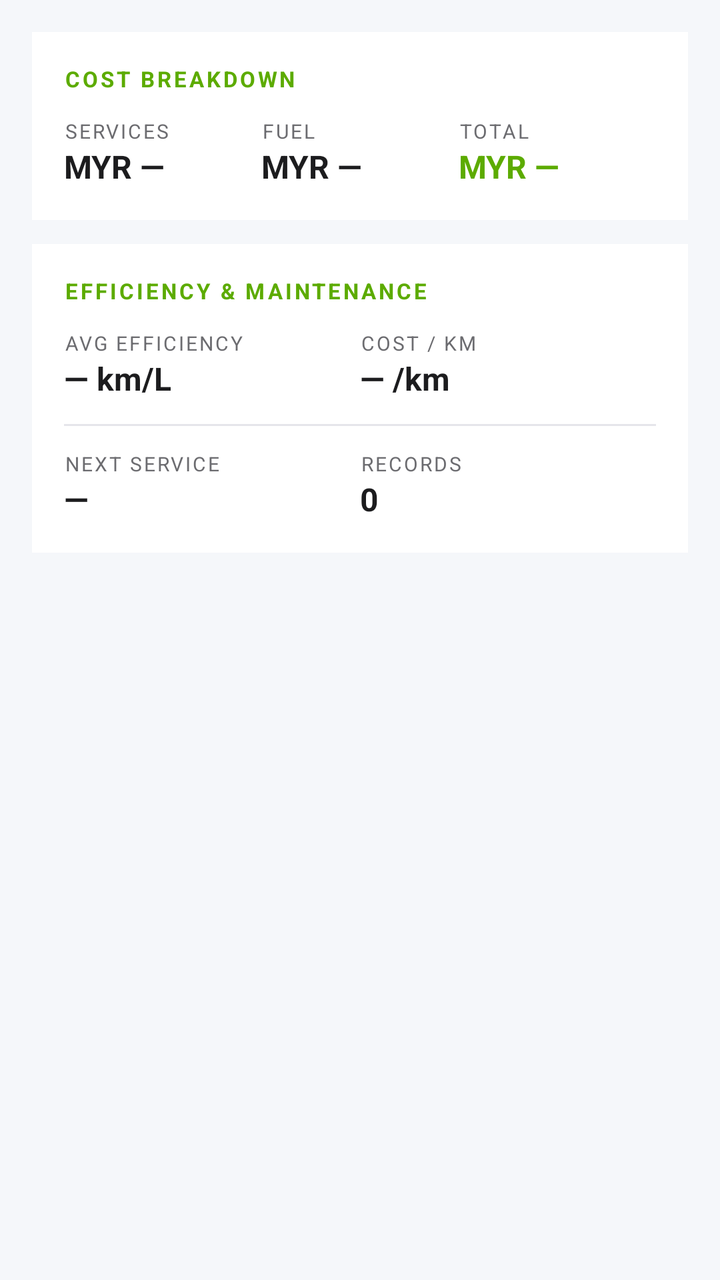
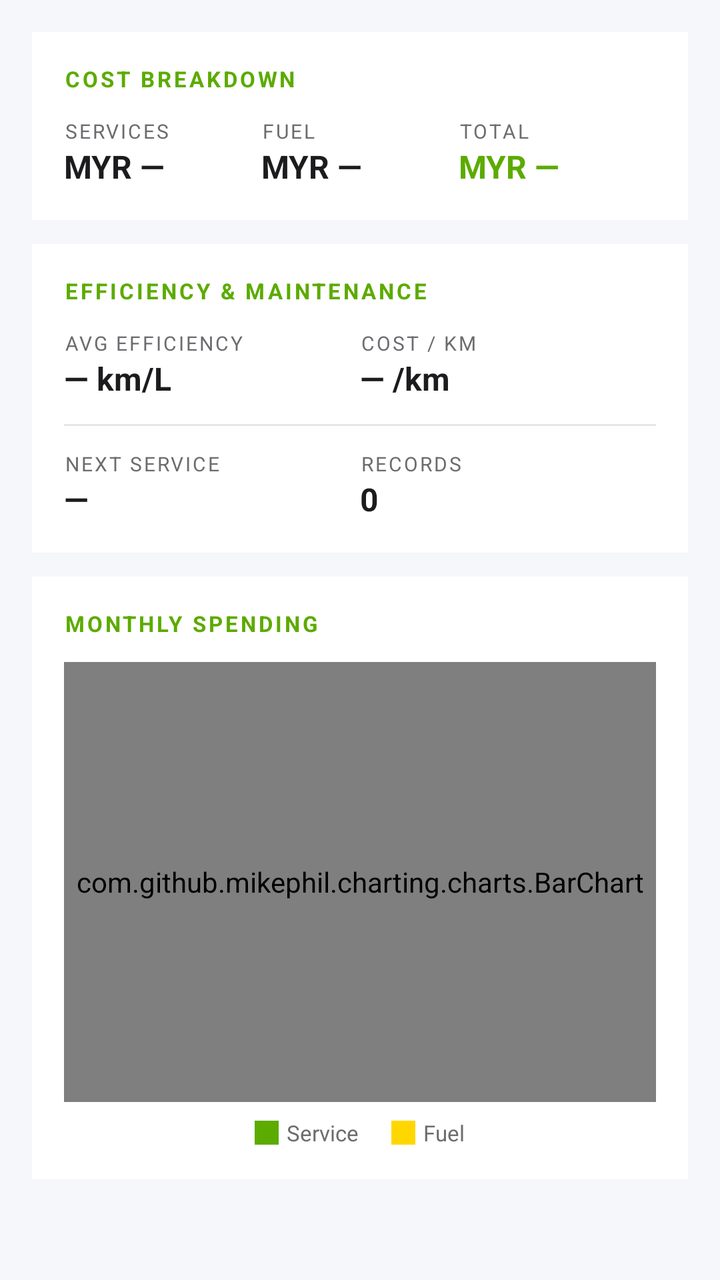

Screens rendered from an Android XML layout before and after an edit, with the pre-edit source and the edit as a unified diff.
<!-- AndroidManifest.xml: application theme Theme.AutoCare -->
<!-- res/layout/fragment_stats.xml -->
<?xml version="1.0" encoding="utf-8"?>
<ScrollView xmlns:android="http://schemas.android.com/apk/res/android"
    android:layout_width="match_parent"
    android:layout_height="match_parent"
    android:background="@color/bg_primary">

    <LinearLayout
        android:layout_width="match_parent"
        android:layout_height="wrap_content"
        android:orientation="vertical"
        android:padding="16dp">

        
        <LinearLayout
            android:layout_width="match_parent"
            android:layout_height="wrap_content"
            android:background="@color/bg_surface"
            android:orientation="vertical"
            android:padding="16dp">

            <TextView
                android:layout_width="wrap_content"
                android:layout_height="wrap_content"
                android:text="COST BREAKDOWN"
                android:textColor="@color/accent_lime"
                android:textSize="11sp"
                android:textStyle="bold"
                android:letterSpacing="0.12"
                android:layout_marginBottom="12dp" />

            <LinearLayout
                android:layout_width="match_parent"
                android:layout_height="wrap_content"
                android:orientation="horizontal">

                <LinearLayout
                    android:layout_width="0dp"
                    android:layout_height="wrap_content"
                    android:layout_weight="1"
                    android:orientation="vertical">
                    <TextView
                        android:layout_width="wrap_content"
                        android:layout_height="wrap_content"
                        android:text="SERVICES"
                        android:textColor="@color/text_secondary"
                        android:textSize="10sp"
                        android:letterSpacing="0.1" />
                    <TextView
                        android:id="@+id/tvSvcTotal"
                        android:layout_width="wrap_content"
                        android:layout_height="wrap_content"
                        android:text="MYR —"
                        android:textColor="@color/text_primary"
                        android:textSize="16sp"
                        android:textStyle="bold" />
                </LinearLayout>

                <LinearLayout
                    android:layout_width="0dp"
                    android:layout_height="wrap_content"
                    android:layout_weight="1"
                    android:orientation="vertical">
                    <TextView
                        android:layout_width="wrap_content"
                        android:layout_height="wrap_content"
                        android:text="FUEL"
                        android:textColor="@color/text_secondary"
                        android:textSize="10sp"
                        android:letterSpacing="0.1" />
                    <TextView
                        android:id="@+id/tvFuelTotal"
                        android:layout_width="wrap_content"
                        android:layout_height="wrap_content"
                        android:text="MYR —"
                        android:textColor="@color/text_primary"
                        android:textSize="16sp"
                        android:textStyle="bold" />
                </LinearLayout>

                <LinearLayout
                    android:layout_width="0dp"
                    android:layout_height="wrap_content"
                    android:layout_weight="1"
                    android:orientation="vertical">
                    <TextView
                        android:layout_width="wrap_content"
                        android:layout_height="wrap_content"
                        android:text="TOTAL"
                        android:textColor="@color/text_secondary"
                        android:textSize="10sp"
                        android:letterSpacing="0.1" />
                    <TextView
                        android:id="@+id/tvCombinedTotal"
                        android:layout_width="wrap_content"
                        android:layout_height="wrap_content"
                        android:text="MYR —"
                        android:textColor="@color/accent_lime"
                        android:textSize="16sp"
                        android:textStyle="bold" />
                </LinearLayout>

            </LinearLayout>

        </LinearLayout>

        
        <LinearLayout
            android:layout_width="match_parent"
            android:layout_height="wrap_content"
            android:background="@color/bg_surface"
            android:orientation="vertical"
            android:padding="16dp"
            android:layout_marginTop="12dp">

            <TextView
                android:layout_width="wrap_content"
                android:layout_height="wrap_content"
                android:text="EFFICIENCY &amp; MAINTENANCE"
                android:textColor="@color/accent_lime"
                android:textSize="11sp"
                android:textStyle="bold"
                android:letterSpacing="0.12"
                android:layout_marginBottom="12dp" />

            <LinearLayout
                android:layout_width="match_parent"
                android:layout_height="wrap_content"
                android:orientation="horizontal">

                <LinearLayout
                    android:layout_width="0dp"
                    android:layout_height="wrap_content"
                    android:layout_weight="1"
                    android:orientation="vertical">
                    <TextView
                        android:layout_width="wrap_content"
                        android:layout_height="wrap_content"
                        android:text="AVG EFFICIENCY"
                        android:textColor="@color/text_secondary"
                        android:textSize="10sp"
                        android:letterSpacing="0.1" />
                    <TextView
                        android:id="@+id/tvAvgEfficiency"
                        android:layout_width="wrap_content"
                        android:layout_height="wrap_content"
                        android:text="— km/L"
                        android:textColor="@color/text_primary"
                        android:textSize="16sp"
                        android:textStyle="bold" />
                </LinearLayout>

                <LinearLayout
                    android:layout_width="0dp"
                    android:layout_height="wrap_content"
                    android:layout_weight="1"
                    android:orientation="vertical">
                    <TextView
                        android:layout_width="wrap_content"
                        android:layout_height="wrap_content"
                        android:text="COST / KM"
                        android:textColor="@color/text_secondary"
                        android:textSize="10sp"
                        android:letterSpacing="0.1" />
                    <TextView
                        android:id="@+id/tvCostPerKm"
                        android:layout_width="wrap_content"
                        android:layout_height="wrap_content"
                        android:text="— /km"
                        android:textColor="@color/text_primary"
                        android:textSize="16sp"
                        android:textStyle="bold" />
                </LinearLayout>

            </LinearLayout>

            <View
                android:layout_width="match_parent"
                android:layout_height="1dp"
                android:layout_marginTop="12dp"
                android:layout_marginBottom="12dp"
                android:background="@color/divider_dark" />

            <LinearLayout
                android:layout_width="match_parent"
                android:layout_height="wrap_content"
                android:orientation="horizontal">

                <LinearLayout
                    android:layout_width="0dp"
                    android:layout_height="wrap_content"
                    android:layout_weight="1"
                    android:orientation="vertical">
                    <TextView
                        android:layout_width="wrap_content"
                        android:layout_height="wrap_content"
                        android:text="NEXT SERVICE"
                        android:textColor="@color/text_secondary"
                        android:textSize="10sp"
                        android:letterSpacing="0.1" />
                    <TextView
                        android:id="@+id/tvNextService"
                        android:layout_width="wrap_content"
                        android:layout_height="wrap_content"
                        android:text="—"
                        android:textColor="@color/text_primary"
                        android:textSize="16sp"
                        android:textStyle="bold" />
                </LinearLayout>

                <LinearLayout
                    android:layout_width="0dp"
                    android:layout_height="wrap_content"
                    android:layout_weight="1"
                    android:orientation="vertical">
                    <TextView
                        android:layout_width="wrap_content"
                        android:layout_height="wrap_content"
                        android:text="RECORDS"
                        android:textColor="@color/text_secondary"
                        android:textSize="10sp"
                        android:letterSpacing="0.1" />
                    <TextView
                        android:id="@+id/tvRecordCount"
                        android:layout_width="wrap_content"
                        android:layout_height="wrap_content"
                        android:text="0"
                        android:textColor="@color/text_primary"
                        android:textSize="16sp"
                        android:textStyle="bold" />
                </LinearLayout>

            </LinearLayout>

        </LinearLayout>

    </LinearLayout>

</ScrollView>
<!-- resources referenced by this layout -->
<resources>
  <color name="accent_lime">#5CAB00</color>
  <color name="bg_primary">#F5F7FA</color>
  <color name="bg_surface">#FFFFFF</color>
  <color name="divider_dark">#E5E5EA</color>
  <color name="text_primary">#1C1C1E</color>
  <color name="text_secondary">#6C6C70</color>
  <style name="Theme.AutoCare" parent="Base.Theme.AutoCare" />
  <style name="Base.Theme.AutoCare" parent="Theme.Material3.Light.NoActionBar">
          <item name="colorPrimary">@color/accent_lime</item>
          <item name="colorOnPrimary">@color/white</item>
          <item name="colorSecondary">@color/accent_lime</item>
          <item name="colorOnSecondary">@color/white</item>
          <item name="colorSurface">@color/bg_surface</item>
          <item name="colorOnSurface">@color/text_primary</item>
          <item name="android:colorBackground">@color/bg_primary</item>
          <item name="android:windowBackground">@color/bg_primary</item>
          <item name="android:statusBarColor">@color/bg_surface</item>
          <item name="android:navigationBarColor">@color/bg_surface</item>
          <item name="android:windowLightStatusBar" tools:targetApi="23">true</item>
          <item name="android:windowLightNavigationBar" tools:targetApi="27">true</item>
      </style>
  <color name="white">#FFFFFF</color>
</resources>

<!-- the commit's change to res/layout/fragment_stats.xml (unified diff, before → after) -->
@@ -233,6 +233,66 @@
 
         </LinearLayout>
 
+        
+        <LinearLayout
+            android:layout_width="match_parent"
+            android:layout_height="wrap_content"
+            android:background="@color/bg_surface"
+            android:orientation="vertical"
+            android:padding="16dp"
+            android:layout_marginTop="12dp">
+
+            <TextView
+                android:layout_width="wrap_content"
+                android:layout_height="wrap_content"
+                android:text="MONTHLY SPENDING"
+                android:textColor="@color/accent_lime"
+                android:textSize="11sp"
+                android:textStyle="bold"
+                android:letterSpacing="0.12"
+                android:layout_marginBottom="12dp" />
+
+            <com.github.mikephil.charting.charts.BarChart
+                android:id="@+id/barChartMonthly"
+                android:layout_width="match_parent"
+                android:layout_height="220dp" />
+
+            <LinearLayout
+                android:layout_width="match_parent"
+                android:layout_height="wrap_content"
+                android:orientation="horizontal"
+                android:gravity="center"
+                android:layout_marginTop="8dp">
+
+                <View
+                    android:layout_width="12dp"
+                    android:layout_height="12dp"
+                    android:background="@color/accent_lime" />
+                <TextView
+                    android:layout_width="wrap_content"
+                    android:layout_height="wrap_content"
+                    android:text="Service"
+                    android:textSize="11sp"
+                    android:textColor="@color/text_secondary"
+                    android:layout_marginStart="4dp"
+                    android:layout_marginEnd="16dp" />
+
+                <View
+                    android:layout_width="12dp"
+                    android:layout_height="12dp"
+                    android:background="@color/yellow" />
+                <TextView
+                    android:layout_width="wrap_content"
+                    android:layout_height="wrap_content"
+                    android:text="Fuel"
+                    android:textSize="11sp"
+                    android:textColor="@color/text_secondary"
+                    android:layout_marginStart="4dp" />
+
+            </LinearLayout>
+
+        </LinearLayout>
+
     </LinearLayout>
 
 </ScrollView>
<!-- resource entries referenced after the edit -->
@@ -6,6 +6,7 @@
   <color name="divider_dark">#E5E5EA</color>
   <color name="text_primary">#1C1C1E</color>
   <color name="text_secondary">#6C6C70</color>
+  <color name="yellow">#FFD700</color>
   <style name="Theme.AutoCare" parent="Base.Theme.AutoCare" />
   <style name="Base.Theme.AutoCare" parent="Theme.Material3.Light.NoActionBar">
           <item name="colorPrimary">@color/accent_lime</item>
